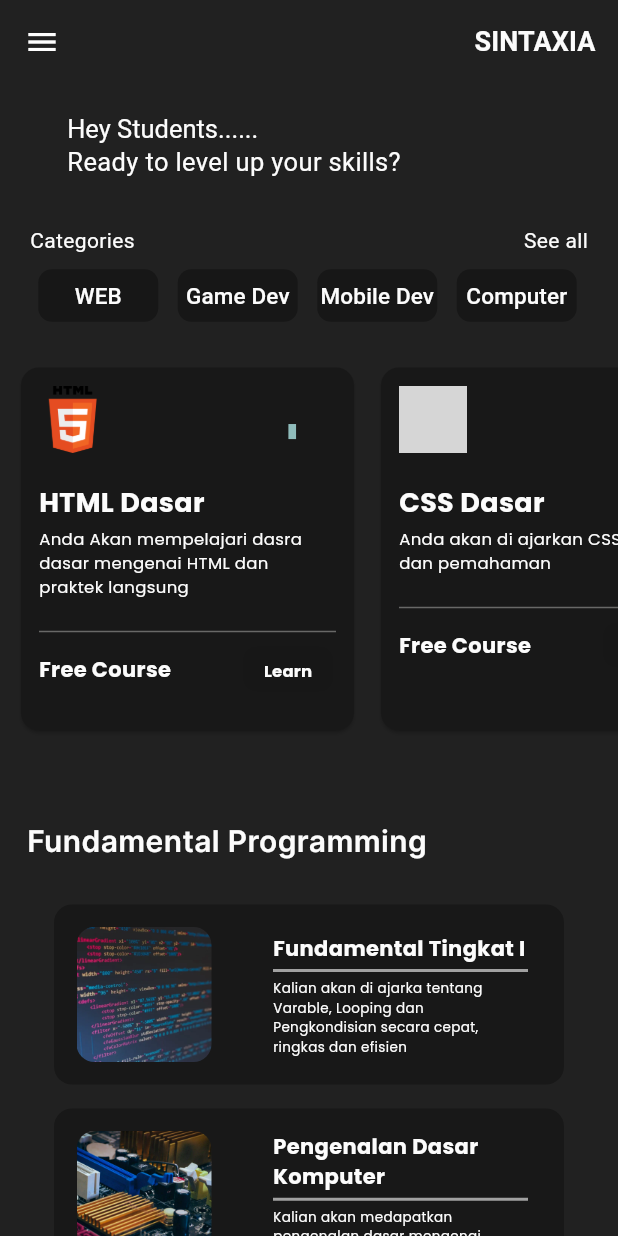
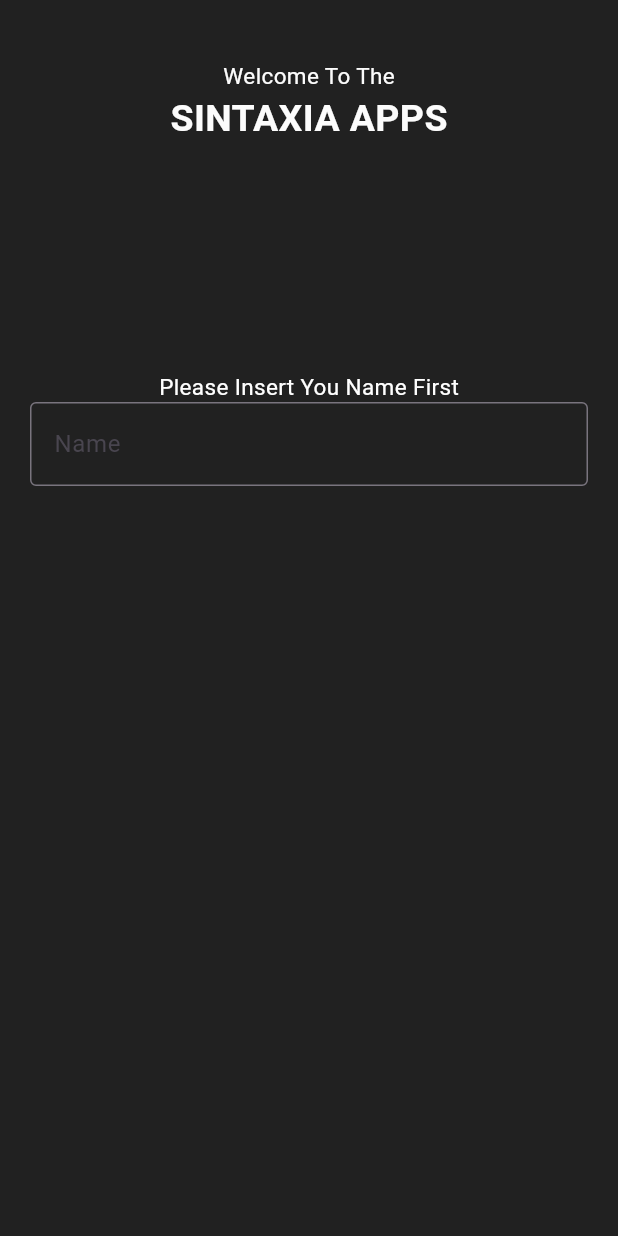
Before and after one commit to FoxHound-X/Sintaxia, a Flutter app: the screen it shows after launch, after a tap on "Start Apps", on a phone screen of 412 x 824 dp. Run offline on Flutter 3.47's test engine with Material 3 defaults, Android fonts, the phone set to English and light mode, and no system bars; drawn by our look-alikes of animated_text_kit; our stand-ins replace awesome_snackbar_content, shared_preferences; project files that could hold a hidden picture were left out; grey boxes are pictures that could not be loaded.

Commit message:
¯\_(ツ)_/¯

```diff
--- a/aplikasi/lib/Systemroute.dart
+++ b/aplikasi/lib/Systemroute.dart
@@ -2,4 +2,5 @@ export 'halaman/course/css_dasar.dart';
 export 'halaman/course/fundamental.dart';
 export 'halaman/course/html_dasar.dart';
 export 'halaman/course/komputerdasar.dart';
+export 'notimportan/firstime.dart';
 export 'main.dart';
--- a/aplikasi/lib/main.dart
+++ b/aplikasi/lib/main.dart
@@ -3,13 +3,20 @@ import 'aset/paketwarna.dart';
 import 'halaman/home.dart';
 import 'Systemroute.dart';
 import 'package:animated_text_kit/animated_text_kit.dart';
+import 'package:shared_preferences/shared_preferences.dart';
 
-void main() {
-  runApp(Aplikasi());
+Future<void> main() async {
+  WidgetsFlutterBinding.ensureInitialized();
+
+  final prefs = await SharedPreferences.getInstance();
+  final isFirstTime = prefs.getBool('isFirstTime') ?? true;
+
+  runApp(Aplikasi(isFirstTime: isFirstTime));
 }
 
 class Aplikasi extends StatefulWidget{
-  const Aplikasi({super.key});
+  final bool isFirstTime;
+  const Aplikasi({super.key, required this.isFirstTime});
 
   @override
   State<Aplikasi> createState() => _AplikasiState();
@@ -24,6 +31,7 @@ class _AplikasiState extends State<Aplikasi> {
       initialRoute: '/welcomepage',
       routes: {
         '/welcomepage': (context) => const welcome(),
+        '/firstTime': (context) => const FirstTime(),
         '/homepage': (context) => const HalamanHome(),
         '/Fundamental': (context) => const Fundamental(),
         '/komputer': (context) => const komputerdasar(),
@@ -165,7 +173,7 @@ class _welcomeState extends State<welcome> {
                                   context,
                                   PageRouteBuilder(
                                     transitionDuration: const Duration(milliseconds: 600),
-                                    pageBuilder: (context, animation, secondaryAnimation) => const HalamanHome(),
+                                    pageBuilder: (context, animation, secondaryAnimation) => const FirstTime(),
                                     transitionsBuilder: (context, animation, secondaryAnimation, child) {
                                       final offsetAnimation = Tween<Offset>(
                                         begin: const Offset(0, 0.2),
--- /dev/null
+++ b/aplikasi/lib/notimportan/firstime.dart
@@ -0,0 +1,59 @@
+import 'package:aplikasi/aset/asetwidget.dart';
+import 'package:flutter/material.dart';
+import 'package:aplikasi/aset/paketwarna.dart';
+
+
+class FirstTime extends StatefulWidget {
+  const FirstTime({super.key});
+
+  @override
+  State<FirstTime> createState() => _FirstTimeState();
+}
+
+class _FirstTimeState extends State<FirstTime> {
+  @override
+  Widget build(BuildContext context) {
+    return Scaffold(
+      backgroundColor: paketwarna.nordicBacground,
+      body: RepaintBoundary(
+        child: SafeArea(
+          child: Padding(
+            padding: const EdgeInsets.symmetric(horizontal: 0),
+            child: Container(
+              width: double.infinity,
+              padding: const EdgeInsets.symmetric(horizontal: 20),
+              child: Column(
+                crossAxisAlignment: CrossAxisAlignment.center,
+                children: [
+                  const SizedBox(height: 40,),
+                  const Text("Welcome To The", style: TextStyle(fontSize: 15, color: paketwarna.nordicTitle)),
+                  const Text("SINTAXIA APPS", style: TextStyle(color: paketwarna.nordicTitle, fontSize: 25, fontWeight: FontWeight.bold)),
+                  const SizedBox(height: 150,),
+                  const Text(
+                    "Please Insert You Name First",
+                    style: TextStyle(
+                      fontSize: 15,
+                      color: Colors.white
+                    ),
+                  ),
+
+                  TextField(
+                    style: TextStyle(
+                      color: Colors.white
+                    ),
+                    decoration: InputDecoration(
+                      labelText: 'Name',
+                      hintText: 'Insert you Name Buddy',
+                      border: OutlineInputBorder()
+                    ),
+                  )
+                ],
+              ),
+            ),
+
+          )
+        ),
+      ),
+    );
+  }
+}
```
